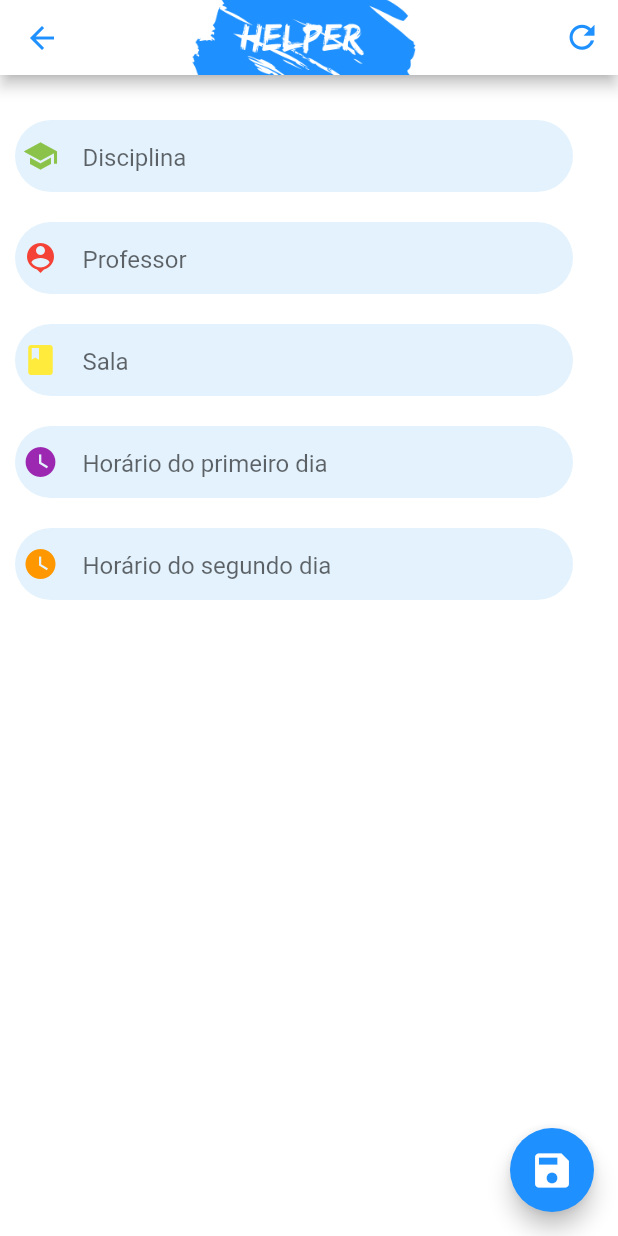
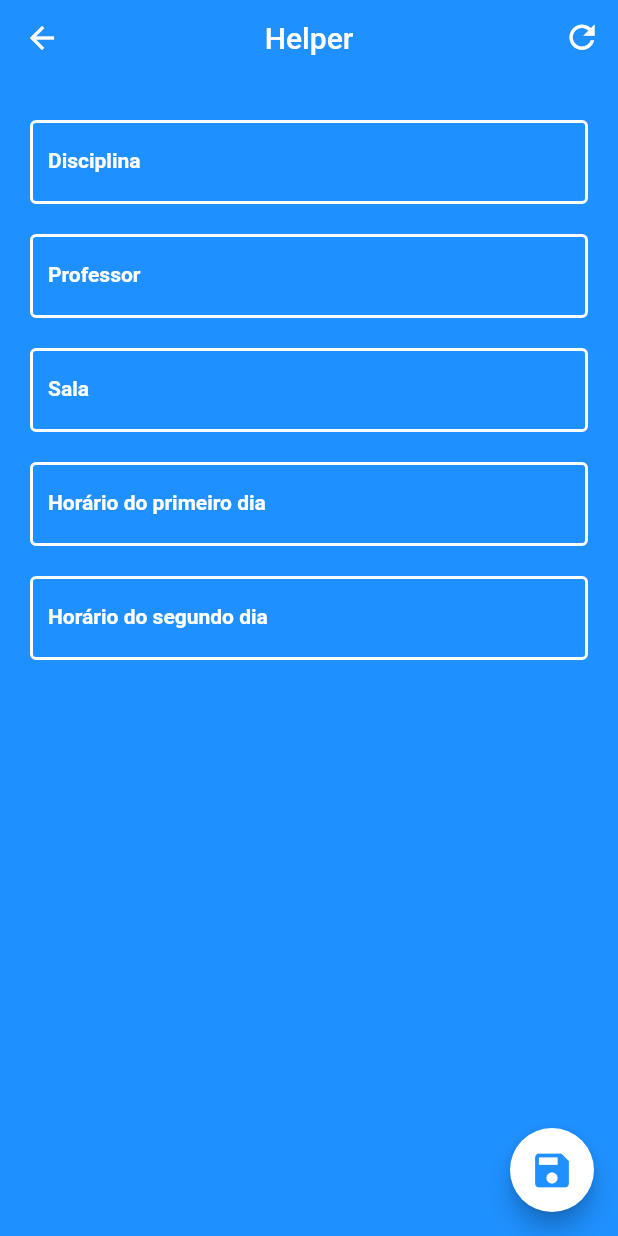
Before and after one commit to Endhel98/helper, a Flutter app: the ClassPage screen opened directly, on a phone screen of 412 x 824 dp. Run offline on Flutter 3.47's test engine with Material 2 defaults, Android fonts, the phone set to English and light mode, and no system bars.

Commit message:
Chaged Design

```diff
--- a/lib/pages/class_page.dart
+++ b/lib/pages/class_page.dart
@@ -47,18 +47,17 @@ class _ClassPageState extends State<ClassPage> {
   @override
   Widget build(BuildContext context) {
     return Scaffold(
-      backgroundColor: Colors.white,
+      backgroundColor: Color(0xff1E90FF),
       appBar: PreferredSize(
         child: AppBar(
-          backgroundColor: Colors.white,
+          backgroundColor: Color(0xff1E90FF),
+          elevation: 0,
           iconTheme: IconThemeData(
-            color: Color(0xff1E90FF),
+            color: Colors.white,
           ),
-          title: Padding(
-            padding: EdgeInsets.only(top: 30),
-            child: Image.asset(
-              "images/Helper.png",
-            ),
+          title: Text(
+            "Helper",
+            style: TextStyle(color: Colors.white),
           ),
           centerTitle: true,
           actions: <Widget>[
@@ -86,10 +85,10 @@ class _ClassPageState extends State<ClassPage> {
             Navigator.pop(context, _toDoList);
           }
         },
-        backgroundColor: Color(0xff1E90FF),
+        backgroundColor: Colors.white,
         child: Icon(
           Icons.save,
-          color: Colors.white,
+          color: Color(0xff1E90FF),
           size: 30,
         ),
       ),
@@ -98,41 +97,32 @@ class _ClassPageState extends State<ClassPage> {
         child: Form(
           key: _formKey,
           child: Column(
+            crossAxisAlignment: CrossAxisAlignment.center,
             children: <Widget>[
               TextFieldClassPage(
                 controller: _classController,
                 message: "Informe o nome da Disciplina!",
-                hintText: "Disciplina",
-                color: Colors.lightGreen,
-                icon: Icons.school,
+                labelText: "Disciplina",
               ),
               TextFieldClassPage(
                 controller: _professorController,
                 message: "Informe o nome do Professor!",
-                hintText: "Professor",
-                color: Colors.red,
-                icon: Icons.person_pin,
+                labelText: "Professor",
               ),
               TextFieldClassPage(
                 controller: _classRomController,
                 message: "Informe o número da Sala!",
-                hintText: "Sala",
-                color: Colors.yellow,
-                icon: Icons.class_,
+                labelText: "Sala",
               ),
               TextFieldClassPage(
                 controller: _firstHourController,
                 message: "Informe o horário!",
-                hintText: "Horário do primeiro dia",
-                color: Colors.purple,
-                icon: Icons.watch_later,
+                labelText: "Horário do primeiro dia",
               ),
               TextFieldClassPage(
                 controller: _secondHourController,
                 message: "Informe o horário!",
-                hintText: "Horário do segundo dia",
-                color: Colors.orange,
-                icon: Icons.watch_later,
+                labelText: "Horário do segundo dia",
               ),
             ],
           ),
--- a/lib/widgets/textfield_classPage.widget.dart
+++ b/lib/widgets/textfield_classPage.widget.dart
@@ -3,30 +3,21 @@ import 'package:flutter/material.dart';
 class TextFieldClassPage extends StatelessWidget {
   final controller;
   final message;
-  final hintText;
-  final icon;
-  final color;
+  final labelText;
 
   TextFieldClassPage({
     @required this.controller,
     @required this.message,
-    @required this.hintText,
-    @required this.color,
-    @required this.icon,
+    @required this.labelText,
   });
 
   @override
   Widget build(BuildContext context) {
     return Padding(
-      padding: EdgeInsets.only(top: 20, right: 20),
-      child: Container(
-        decoration: BoxDecoration(
-          shape: BoxShape.rectangle,
-          color: Colors.blue[50],
-          borderRadius: BorderRadius.circular(32),
-        ),
+      padding: const EdgeInsets.only(top: 20, right: 10, left: 10),
       child: TextFormField(
         controller: controller,
+        textAlign: TextAlign.center,
         validator: (value) {
           if (value.isEmpty) {
             return message;
@@ -34,20 +25,28 @@ class TextFieldClassPage extends StatelessWidget {
           return null;
         },
         decoration: InputDecoration(
-            icon: Padding(
-              padding: const EdgeInsets.only(left: 5),
-              child: Icon(
-                icon,
-                color: color,
+          labelText: labelText,
+          labelStyle: TextStyle(
+            fontSize: 14,
+            fontWeight: FontWeight.bold,
+            color: Colors.white,
           ),
+          border: OutlineInputBorder(),
+          enabledBorder: OutlineInputBorder(
+            borderSide: BorderSide(color: Colors.white, width: 2),
           ),
-            hintText: hintText,
-            hintStyle: TextStyle(fontSize: 16),
-            fillColor: Colors.blue[50],
-            border: InputBorder.none,
+          focusedBorder: OutlineInputBorder(
+            borderSide: BorderSide(color: Colors.white, width: 2),
           ),
-          style: TextStyle(fontSize: 18),
+          focusedErrorBorder: OutlineInputBorder(
+            borderSide: BorderSide(color: Colors.white, width: 2),
           ),
+          errorBorder: OutlineInputBorder(
+            borderSide: BorderSide(color: Colors.white, width: 2),
+          ),
+          errorStyle: TextStyle(color: Colors.white),
+        ),
+        style: TextStyle(fontSize: 14, color: Colors.white),
       ),
     );
   }
```
Lines whose indentation alone changed are shown as unchanged.
